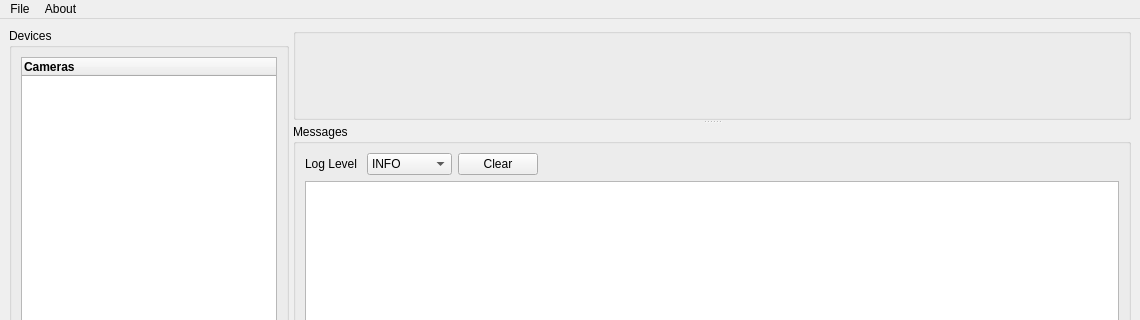
Above: homescreen.ui from ShreeshaN/USoundApp before the change; both pictures show x 0 to 1140 and y 0 to 320 of the 1140 by 738 pixel window. Below: the same form after it.
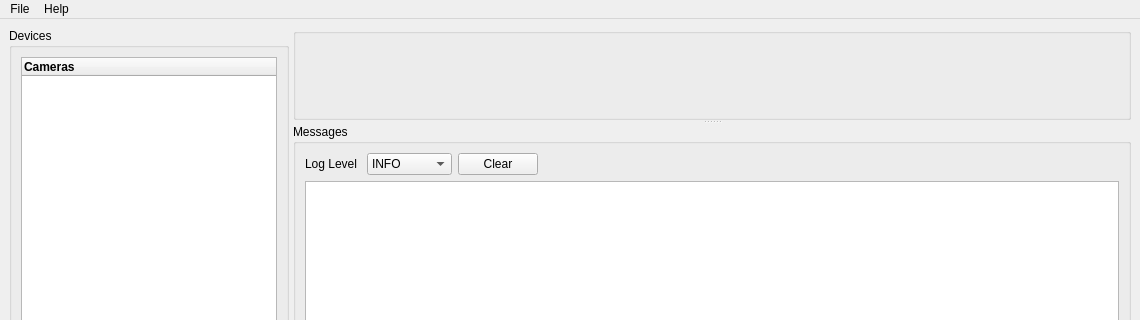
That is the form after the change. Icons and pictures are not drawn.

Commit message: Added about design

```diff
--- a/homescreen.ui
+++ b/homescreen.ui
@@ -362,7 +362,7 @@
    </widget>
    <widget class="QMenu" name="menuAbout">
     <property name="title">
-     <string>About</string>
+     <string>Help</string>
     </property>
    </widget>
    <addaction name="menuFile"/>
```
Left out of the diff: 8 changed lines with no effect on the pictures. The commit also changes 6 other files.
